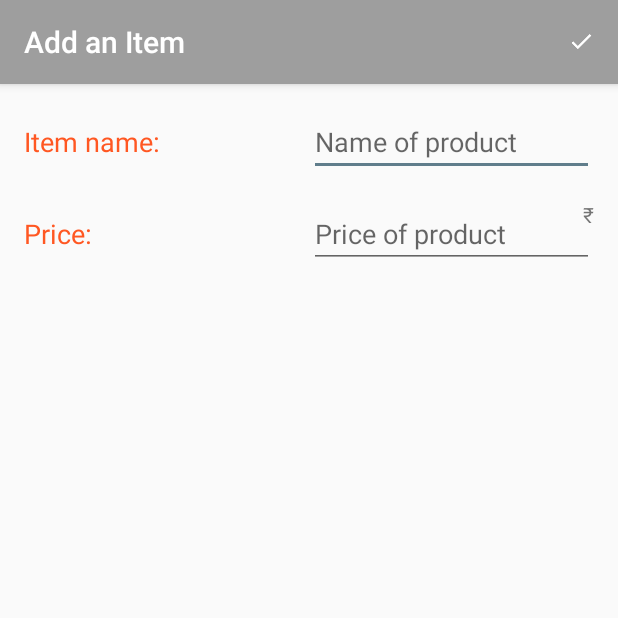
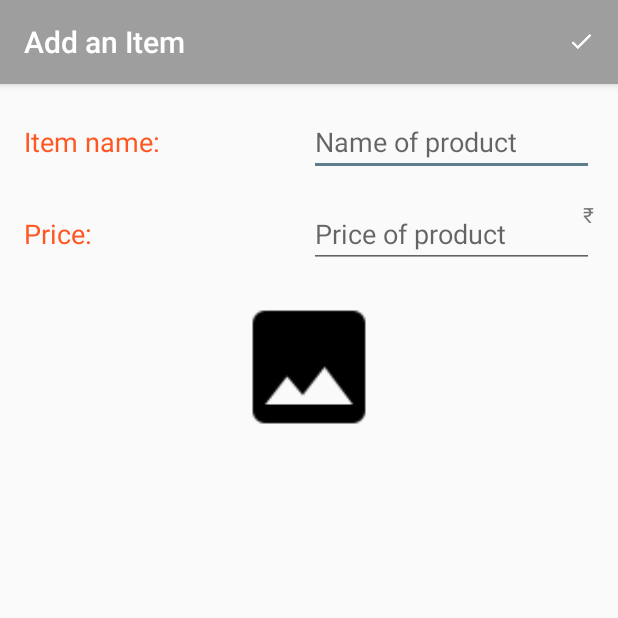
Before and after one commit to trikhatarun/Inventory, an Android app: the EditorActivity screen opened directly, with no data from a screen before it, on a phone screen of 412 x 824 dp, the top half of it. Run offline under Robolectric (Android 15) with nearby library versions, the phone set to English and light mode, and no system bars; our stand-ins replace ButterKnife.

Commit message:
added image input and placing order

```diff
--- a/app/src/main/AndroidManifest.xml
+++ b/app/src/main/AndroidManifest.xml
@@ -15,8 +15,7 @@
                 <category android:name="android.intent.category.LAUNCHER" />
             </intent-filter>
         </activity>
-        <activity android:name=".EditorActivity"></activity>
-
+        <activity android:name=".EditorActivity" />
         <provider
             android:name=".data.ItemProvider"
             android:authorities="com.android.inventorystore"
--- a/app/src/main/java/com/android/inventorystore/MainActivity.java
+++ b/app/src/main/java/com/android/inventorystore/MainActivity.java
@@ -30,6 +30,7 @@ public class MainActivity extends AppCompatActivity implements LoaderManager.Loa
     ListView listView;
     @BindView(R.id.empty_view)
     View emptyView;
+
     private ItemCursorAdapter mCursorAdapter;
 
     @Override
--- a/app/src/main/java/com/android/inventorystore/data/ItemContract.java
+++ b/app/src/main/java/com/android/inventorystore/data/ItemContract.java
@@ -38,5 +38,8 @@ public class ItemContract {
 
         //Stock of the item
         public final static String COLUMN_ITEM_STOCK = "stock";
+
+        //uri of the item
+        public final static String COLUMN_ITEM_IMAGE = "image";
     }
 }
--- a/app/src/main/java/com/android/inventorystore/data/ItemDbHelper.java
+++ b/app/src/main/java/com/android/inventorystore/data/ItemDbHelper.java
@@ -26,7 +26,8 @@ public class ItemDbHelper extends SQLiteOpenHelper {
                 + ItemEntry._ID + " INTEGER PRIMARY KEY AUTOINCREMENT, "
                 + ItemEntry.COLUMN_ITEM_NAME + " TEXT NOT NULL, "
                 + ItemEntry.COLUMN_ITEM_PRICE + " INTEGER NOT NULL, "
-                + ItemEntry.COLUMN_ITEM_STOCK + " INTEGER NOT NULL DEFAULT 0);";
+                + ItemEntry.COLUMN_ITEM_STOCK + " INTEGER NOT NULL DEFAULT 0, "
+                + ItemEntry.COLUMN_ITEM_IMAGE + " TEXT DEFAULT NULL);";
 
         sqLiteDatabase.execSQL(SQL_CREATE_ITEMS_TABLE);
     }
--- a/app/src/main/res/layout/activity_editor.xml
+++ b/app/src/main/res/layout/activity_editor.xml
@@ -72,7 +72,7 @@
         android:id="@+id/stockPanel"
         android:layout_width="match_parent"
         android:layout_height="wrap_content"
-        android:layout_marginBottom="35dp"
+        android:layout_marginBottom="18dp"
         android:orientation="horizontal"
         android:visibility="gone">
 
@@ -92,10 +92,19 @@
             android:textColor="@color/textPrimary" />
     </LinearLayout>
 
+    <ImageView
+        android:id="@+id/image"
+        android:layout_width="100dp"
+        android:layout_height="100dp"
+        android:layout_gravity="center"
+        android:layout_marginBottom="16dp"
+        android:src="@drawable/ic_insert_photo" />
+
     <LinearLayout
         android:id="@+id/buttonPanel"
         android:layout_width="match_parent"
         android:layout_height="wrap_content"
+        android:layout_marginBottom="30dp"
         android:visibility="gone">
 
         <Button
@@ -116,4 +125,18 @@
             android:textColor="@color/colorAccent" />
 
     </LinearLayout>
+
+    <Button
+        android:id="@+id/order_supplier"
+        style="@style/Base.Widget.AppCompat.Button"
+        android:layout_width="wrap_content"
+        android:layout_height="wrap_content"
+        android:layout_gravity="center"
+        android:background="@color/button_order"
+        android:paddingBottom="8dp"
+        android:paddingLeft="16dp"
+        android:paddingRight="16dp"
+        android:paddingTop="8dp"
+        android:text="@string/place_order"
+        android:visibility="gone" />
 </LinearLayout>
--- a/app/src/main/res/values/colors.xml
+++ b/app/src/main/res/values/colors.xml
@@ -8,4 +8,5 @@
     <color name="empty_stock">#a2ec0808</color>
     <color name="stock_less">#b4fa8910</color>
     <color name="background">#d7d0d0</color>
+    <color name="button_order">#FB8C00</color>
 </resources>
--- a/app/src/main/res/values/strings.xml
+++ b/app/src/main/res/values/strings.xml
@@ -38,4 +38,5 @@
     <string name="sold_success">Item Sold</string>
     <string name="sold_failed">Item selling failed</string>
     <string name="out_of_stock">Stock finished, Order more stock</string>
+    <string name="place_order">Place Order</string>
 </resources>
```
Also changed, not shown: app/src/main/java/com/android/inventorystore/EditorActivity.java (+119 -3 lines), app/src/main/res/drawable-hdpi/ic_insert_photo.png (added), app/src/main/res/drawable-mdpi/ic_insert_photo.png (added), app/src/main/res/drawable-xhdpi/ic_insert_photo.png (added), app/src/main/res/drawable-xxhdpi/ic_insert_photo.png (added), app/src/main/res/drawable-xxxhdpi/ic_insert_photo.png (added).
